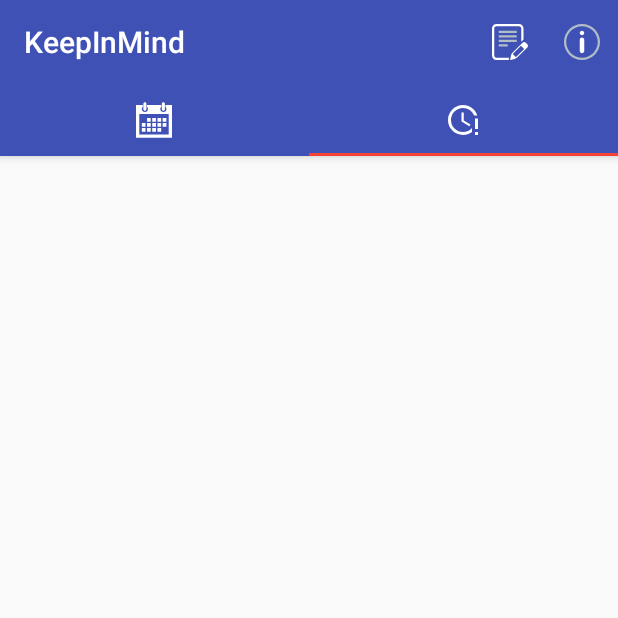
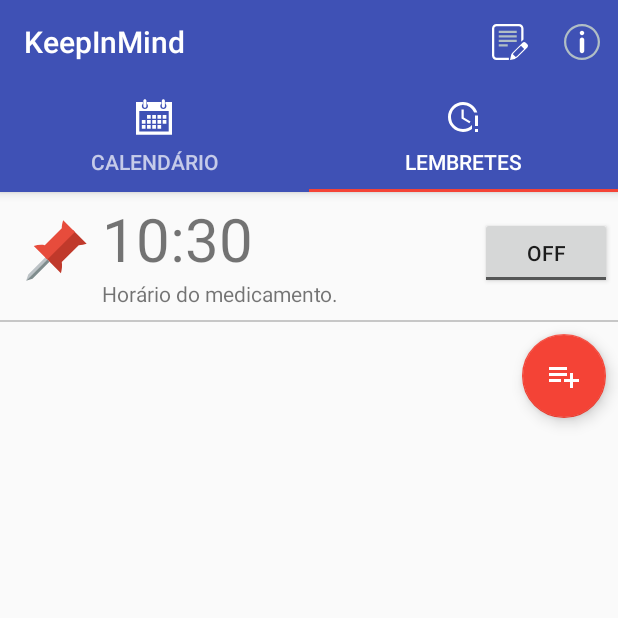
Before and after one commit to victorminerva/keepinmind-app, an Android app: the screen it shows after launch (HomeActivity), tab 2 chosen, on a phone screen of 412 x 824 dp, the top half of it. Run offline under Robolectric (Android 15) with nearby library versions, the phone set to English and light mode, and no system bars; libraries missing offline, so code that uses them is left out: com.wdullaer.materialdatetimepicker, io.realm; 12 statements that could not run were skipped.

Commit message:
Implementação do fragment alert, responsavel pelos lembretes

```diff
--- a/app/src/main/java/app/minervati/com/br/keepinmind/activity/HomeActivityAbstract.java
+++ b/app/src/main/java/app/minervati/com/br/keepinmind/activity/HomeActivityAbstract.java
@@ -32,7 +32,7 @@ public class HomeActivityAbstract extends AppCompatActivity {
     protected ViewPagerAdapter mViewPagerAdapter;
 
     protected Intent           settingsActivity;
-    protected Intent            updateActivity;
+    protected Intent           updateActivity;
 
     protected void init(){
         mToolbar            = (Toolbar) findViewById(R.id.toolbar);
@@ -46,8 +46,8 @@ public class HomeActivityAbstract extends AppCompatActivity {
         Bundle extras = getIntent().getExtras();
 
         mViewPagerAdapter = new ViewPagerAdapter(getSupportFragmentManager());
-        mViewPagerAdapter.addFrag(CalendarFragment.newInstance(extras), "");
-        mViewPagerAdapter.addFrag(AlertsFragment.newInstance("", ""), "");
+        mViewPagerAdapter.addFrag(CalendarFragment.newInstance(extras), "CALENDÁRIO");
+        mViewPagerAdapter.addFrag(AlertsFragment.newInstance(), "LEMBRETES");
 
         settingsActivity            = new Intent(this, SettingsActivity.class);
         updateActivity              = new Intent(this, UpdateDadosActivity.class);
--- a/app/src/main/java/app/minervati/com/br/keepinmind/adapter/ViewPagerAdapter.java
+++ b/app/src/main/java/app/minervati/com/br/keepinmind/adapter/ViewPagerAdapter.java
@@ -35,7 +35,7 @@ public class ViewPagerAdapter extends FragmentPagerAdapter {
 
     @Override
     public CharSequence getPageTitle(int position) {
-        //return mFragmentTitleList.get(position);
-        return null;
+        return mFragmentTitleList.get(position);
+        //return null;
     }
 }
--- a/app/src/main/java/app/minervati/com/br/keepinmind/fragment/AlertsFragment.java
+++ b/app/src/main/java/app/minervati/com/br/keepinmind/fragment/AlertsFragment.java
@@ -1,50 +1,47 @@
 package app.minervati.com.br.keepinmind.fragment;
 
+import android.app.Activity;
+import android.content.DialogInterface;
 import android.os.Bundle;
+import android.support.design.widget.FloatingActionButton;
 import android.support.v4.app.Fragment;
+import android.support.v7.widget.RecyclerView;
 import android.view.LayoutInflater;
 import android.view.View;
 import android.view.ViewGroup;
-import android.widget.Toast;
+import android.widget.CompoundButton;
+import android.widget.TextView;
+import android.widget.ToggleButton;
 
-import java.text.DateFormat;
+import com.wdullaer.materialdatetimepicker.time.RadialPickerLayout;
+import com.wdullaer.materialdatetimepicker.time.TimePickerDialog;
+
 import java.text.SimpleDateFormat;
 import java.util.Calendar;
-import java.util.Date;
-import java.util.HashMap;
 
 import app.minervati.com.br.keepinmind.R;
-import app.minervati.com.br.keepinmind.domain.IconReminderEnum;
-import app.minervati.com.br.keepinmind.util.CalendarView;
 
-public class AlertsFragment extends Fragment {
-    // TODO: Rename parameter arguments, choose names that match
-    // the fragment initialization parameters, e.g. ARG_ITEM_NUMBER
-    private static final String ARG_PARAM1 = "param1";
-    private static final String ARG_PARAM2 = "param2";
+public class AlertsFragment extends Fragment implements TimePickerDialog.OnTimeSetListener {
 
-    // TODO: Rename and change types of parameters
-    private String mParam1;
-    private String mParam2;
+    protected TextView              mHoraAnti;
+    protected ToggleButton          mToggleOnOff;
+    protected RecyclerView          listReminder;
+    protected FloatingActionButton  fabAddLembrete;
+
+    protected TimePickerDialog      mTimePickerDialog;
+
+    protected SimpleDateFormat      sdf;
+    protected Calendar              calendar;
+
+    protected Activity              activity;
 
     public AlertsFragment() {
         // Required empty public constructor
     }
 
-    /**
-     * Use this factory method to create a new instance of
-     * this fragment using the provided parameters.
-     *
-     * @param param1 Parameter 1.
-     * @param param2 Parameter 2.
-     * @return A new instance of fragment AlertsFragment.
-     */
-    // TODO: Rename and change types and number of parameters
-    public static AlertsFragment newInstance(String param1, String param2) {
+    public static AlertsFragment newInstance() {
         AlertsFragment fragment = new AlertsFragment();
         Bundle args = new Bundle();
-        args.putString(ARG_PARAM1, param1);
-        args.putString(ARG_PARAM2, param2);
         fragment.setArguments(args);
         return fragment;
     }
@@ -52,10 +49,6 @@ public class AlertsFragment extends Fragment {
     @Override
     public void onCreate(Bundle savedInstanceState) {
         super.onCreate(savedInstanceState);
-        if (getArguments() != null) {
-            mParam1 = getArguments().getString(ARG_PARAM1);
-            mParam2 = getArguments().getString(ARG_PARAM2);
-        }
     }
 
     @Override
@@ -63,17 +56,55 @@ public class AlertsFragment extends Fragment {
                              Bundle savedInstanceState) {
         // Inflate the layout for this fragment
         View inflate = inflater.inflate(R.layout.fragment_alerts, container, false);
+        init(inflate);
 
-        /*cv.setEventHandler(new CalendarView.EventHandler() {
+        mHoraAnti.setText(sdf.format(calendar.getTime()));
+
+        mToggleOnOff.setOnCheckedChangeListener(new CompoundButton.OnCheckedChangeListener() {
             @Override
-            public void onDayLongPress(Date date) {
-                // show returned day
-                DateFormat df = SimpleDateFormat.getDateInstance();
-                Toast.makeText(getActivity(), df.format(date), Toast.LENGTH_SHORT).show();
+            public void onCheckedChanged(CompoundButton compoundButton, boolean isChecked) {
+                if (isChecked) {
+                    timeDialog(calendar).show(getActivity().getFragmentManager(), "TimePicker");
+                }
             }
+        });
 
-        });*/
         return inflate;
     }
 
+    protected void init(View view){
+        mHoraAnti       = (TextView) view.findViewById(R.id.tv_hora_anti);
+        mToggleOnOff    = (ToggleButton) view.findViewById(R.id.toggle_sim_nao);
+        listReminder    = (RecyclerView) view.findViewById(R.id.list_item_reminder);
+        fabAddLembrete  = (FloatingActionButton) view.findViewById(R.id.fab_add_reminder);
+
+        sdf             = new SimpleDateFormat("HH:mm");
+        calendar        = Calendar.getInstance();
+        calendar.setTimeInMillis(System.currentTimeMillis());
+    }
+
+
+    //Mostra um picker de data.
+    protected TimePickerDialog timeDialog(Calendar cDefault) {
+        mTimePickerDialog = TimePickerDialog.newInstance(
+                this,
+                cDefault.get(Calendar.HOUR_OF_DAY),
+                cDefault.get(Calendar.MINUTE),
+                cDefault.get(Calendar.SECOND),
+                false);
+
+        mTimePickerDialog.setOnCancelListener(new DialogInterface.OnCancelListener() {
+            @Override
+            public void onCancel(DialogInterface dialogInterface) {
+                mToggleOnOff.setChecked(false);
+            }
+        });
+        return mTimePickerDialog;
+    }
+
+    @Override
+    public void onTimeSet(RadialPickerLayout view, int hourOfDay, int minute, int second) {
+        calendar.set(0,0,0,hourOfDay, minute, second);
+        mHoraAnti.setText( sdf.format(calendar.getTime()) );
+    }
 }
--- /dev/null
+++ b/app/src/main/res/drawable/ic_fab_add_reminder.xml
@@ -0,0 +1,9 @@
+<vector xmlns:android="http://schemas.android.com/apk/res/android"
+    android:width="24dp"
+    android:height="24dp"
+    android:viewportHeight="48.0"
+    android:viewportWidth="48.0">
+    <path
+        android:fillColor="#FFF"
+        android:pathData="M28,20L4,20v4h24v-4zM28,12L4,12v4h24v-4zM36,28v-8h-4v8h-8v4h8v8h4v-8h8v-4h-8zM4,32h16v-4L4,28v4z" />
+</vector>
--- /dev/null
+++ b/app/src/main/res/drawable/ic_pin_red.xml
@@ -0,0 +1,18 @@
+<vector xmlns:android="http://schemas.android.com/apk/res/android"
+    android:width="48dp"
+    android:height="48dp"
+    android:viewportHeight="24.0"
+    android:viewportWidth="24.0">
+    <path
+        android:fillColor="#c0392b"
+        android:pathData="m18.266,4.29l-9.192,9.192l0.707,0.707 4.53,4.53c0.357,-1.199 0.484,-2.486 0.279,-3.681l5.657,-5.657c0.86,0.011 1.79,-0.19 2.638,-0.473l-3.911,-3.911 -0.707,-0.707z" />
+    <path
+        android:fillColor="#bdc3c7"
+        android:pathData="m9.074,13.483l-1.414,1.414 -2.828,2.828 -1.414,1.414l-0.707,2.121l1.414,-1.414 4.243,-4.243 1.414,-1.414l-0.707,-0.707z" />
+    <path
+        android:fillColor="#7f8c8d"
+        android:pathData="m9.781,14.19l-1.414,1.414 -2.828,2.828 -1.414,1.414 -1.414,1.414l2.121,-0.707l1.414,-1.414 2.828,-2.828 1.414,-1.414l-0.707,-0.707z" />
+    <path
+        android:fillColor="#e74c3c"
+        android:pathData="m15.062,1.086c-0.282,0.849 -0.484,1.778 -0.473,2.638l-5.657,5.657c-1.195,-0.205 -2.483,-0.079 -3.681,0.278l4.53,4.53l9.192,-9.192l-3.911,-3.911z" />
+</vector>
--- a/app/src/main/res/layout/fragment_alerts.xml
+++ b/app/src/main/res/layout/fragment_alerts.xml
@@ -1,7 +1,72 @@
-<FrameLayout xmlns:android="http://schemas.android.com/apk/res/android"
+<LinearLayout xmlns:android="http://schemas.android.com/apk/res/android"
     xmlns:tools="http://schemas.android.com/tools"
     android:layout_width="match_parent"
     android:layout_height="match_parent"
+    xmlns:app="http://schemas.android.com/apk/res-auto"
+    android:orientation="vertical"
     tools:context="app.minervati.com.br.keepinmind.fragment.AlertsFragment">
 
-</FrameLayout>
+    <RelativeLayout
+        android:layout_width="match_parent"
+        android:layout_height="wrap_content"
+        android:layout_margin="@dimen/activity_horizontal_margin_nano">
+
+        <ImageView
+            android:id="@+id/iv_icon"
+            android:layout_width="wrap_content"
+            android:layout_height="wrap_content"
+            android:layout_alignParentLeft="true"
+            android:layout_centerInParent="true"
+            android:layout_margin="@dimen/activity_horizontal_margin_normal"
+            android:src="@drawable/ic_pin_red" />
+
+        <TextView
+            android:id="@+id/tv_hora_anti"
+            android:layout_width="wrap_content"
+            android:layout_height="wrap_content"
+            android:layout_toRightOf="@id/iv_icon"
+            android:text="00:00"
+            android:textSize="@dimen/common_40_dp" />
+
+        <TextView
+            android:layout_width="wrap_content"
+            android:layout_height="wrap_content"
+            android:layout_below="@id/tv_hora_anti"
+            android:layout_toRightOf="@id/iv_icon"
+            android:text="@string/hora_do_anti"
+            android:textSize="14dp" />
+
+        <ToggleButton
+            android:id="@+id/toggle_sim_nao"
+            android:layout_width="wrap_content"
+            android:layout_height="wrap_content"
+            android:layout_alignParentRight="true"
+            android:layout_centerInParent="true"
+            android:textOff="@string/off"
+            android:textOn="@string/on"/>
+
+    </RelativeLayout>
+
+    <View
+        android:layout_width="match_parent"
+        android:layout_marginTop="@dimen/activity_horizontal_margin_nano"
+        android:layout_height="1dp"
+        android:background="@color/greyed_out"
+        />
+
+    <android.support.v7.widget.RecyclerView
+        android:id="@+id/list_item_reminder"
+        android:layout_width="match_parent"
+        android:layout_height="wrap_content" />
+
+    <android.support.design.widget.FloatingActionButton
+        android:id="@+id/fab_add_reminder"
+        android:layout_width="match_parent"
+        android:layout_height="wrap_content"
+        android:layout_gravity="bottom|right"
+        android:src="@drawable/ic_fab_add_reminder"
+        android:layout_margin="@dimen/activity_vertical_margin_normal"
+        app:layout_behavior="@string/appbar_scrolling_view_behavior"
+        />
+
+</LinearLayout>
--- a/app/src/main/res/values/dimens.xml
+++ b/app/src/main/res/values/dimens.xml
@@ -11,4 +11,5 @@
     <dimen name="common_40_dp">40dp</dimen>
     <dimen name="common_20_dp">20dp</dimen>
     <dimen name="common_15_dp">15dp</dimen>
+    <dimen name="common_30_dp">30dp</dimen>
 </resources>
--- a/app/src/main/res/values/strings.xml
+++ b/app/src/main/res/values/strings.xml
@@ -69,6 +69,9 @@
     <string name="hint_data_inicio">Data Inicío do anticoncepcional</string>
     <string name="duracao_menstru">Duração do período menstrual (a média é de 4 a 7 dias)</string>
     <string name="duracao_ciclo">Duração do ciclo (21, 24 ou 28 dias)</string>
+    <string name="hora_do_anti">Horário do medicamento.</string>
+    <string name="off">OFF</string>
+    <string name="on">ON</string>
 
     <string-array name="values_ciclo">
         <item>21</item>
```
Also changed, not shown: app/src/main/java/app/minervati/com/br/keepinmind/domain/Lembrete.java (added, +70 -0 lines), app/src/main/res/drawable/ic_calendar_days.xml (added, +11 -0 lines), app/src/main/res/drawable/ic_hora_anti.xml (added, +172 -0 lines), app/src/main/res/drawable/ic_pin_black.xml (added, +18 -0 lines), app/src/main/res/drawable/ic_pin_blue.xml (added, +18 -0 lines), app/src/main/res/drawable/ic_reminder_hora.xml (added, +9 -0 lines).
